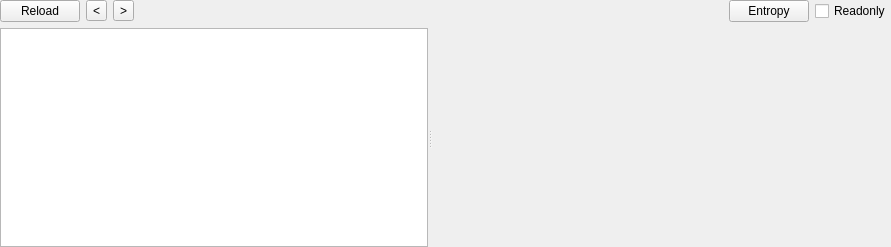
Qt form LE/lewidget.ui (horsicq/FormatWidgets) before a commit.
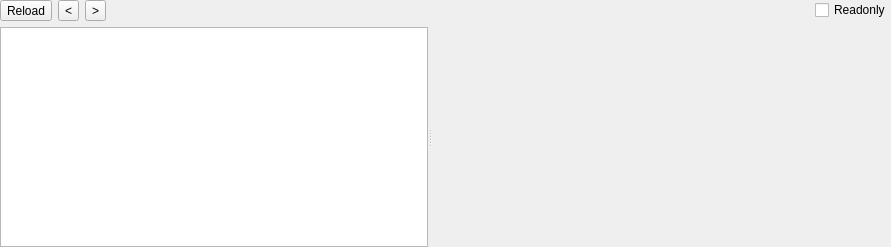
The same form after that commit. Custom widgets are drawn as their Qt base class.

The edit to the form file:
```diff
--- a/LE/lewidget.ui
+++ b/LE/lewidget.ui
@@ -32,7 +32,7 @@
       <enum>QLayout::SetDefaultConstraint</enum>
      </property>
      <item>
-      <widget class="QPushButton" name="pushButtonReload">
+      <widget class="QToolButton" name="toolButtonReload">
        <property name="text">
         <string>Reload</string>
        </property>
@@ -65,13 +65,6 @@
        </property>
       </spacer>
      </item>
-     <item>
-      <widget class="QPushButton" name="pushButtonEntropy">
-       <property name="text">
-        <string>Entropy</string>
-       </property>
-      </widget>
-     </item>
      <item>
       <widget class="QCheckBox" name="checkBoxReadonly">
        <property name="text">
```
